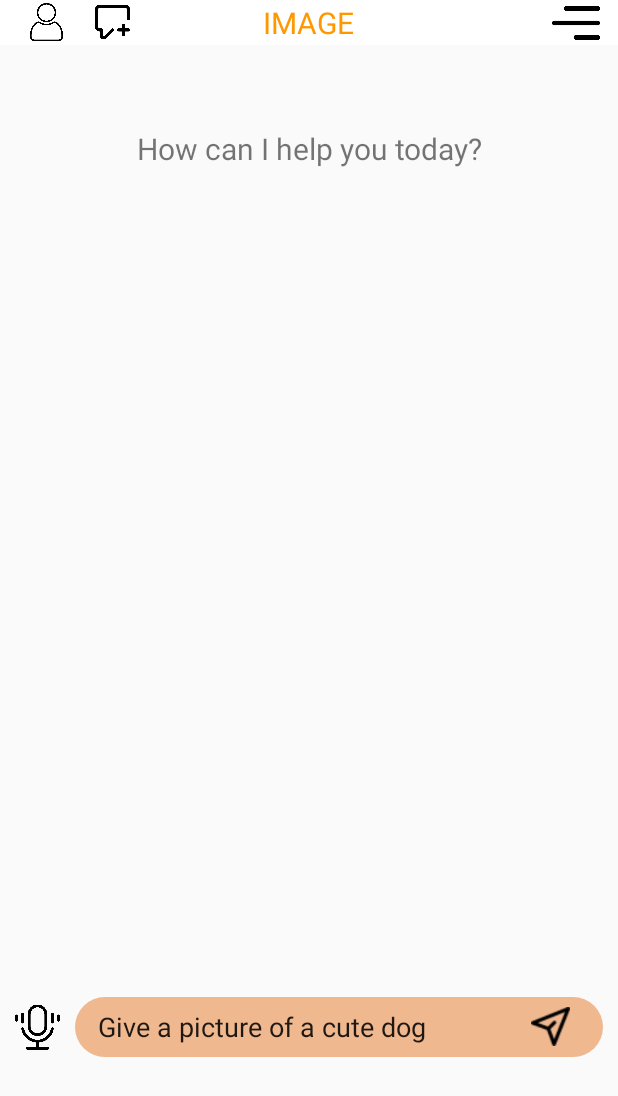
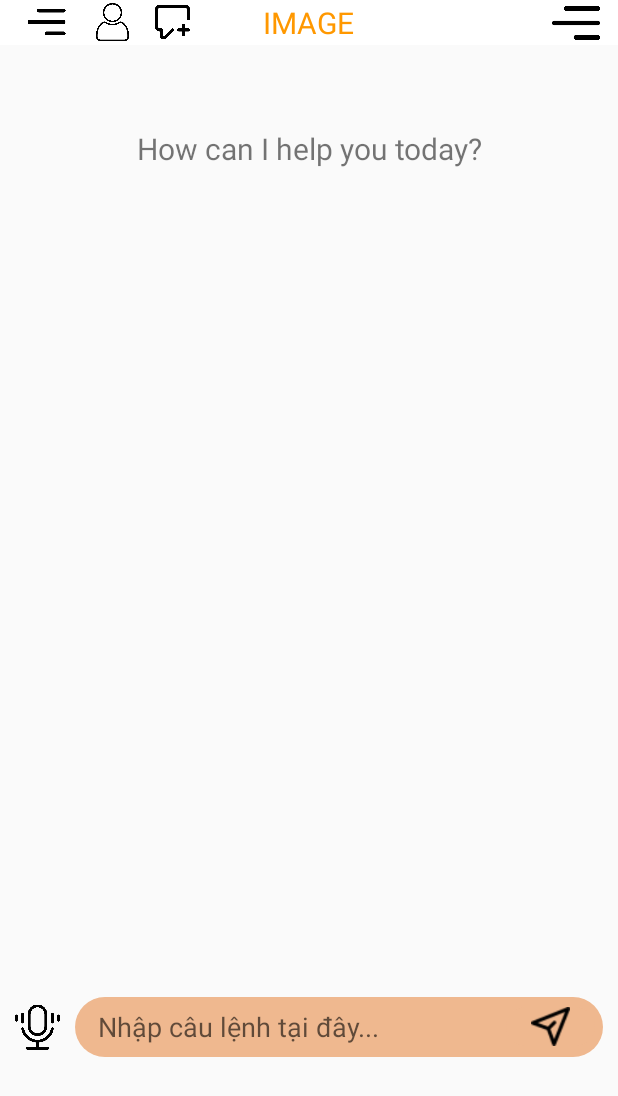
Before and after one commit to NaKMiers/Android_Huflit, an Android app: the screen it shows after launch (ImageChat), on a phone screen of 412 x 824 dp. Shown: the top 1096 px of the screen. Run offline under Robolectric (Android 15) with nearby library versions, the phone set to English and light mode, and no system bars; our stand-ins replace Picasso; pictures from the network do not load.

Commit message:
added sidebar to image chat

```diff
--- a/app/src/main/java/com/anpha/android_huflit/ImageChat.java
+++ b/app/src/main/java/com/anpha/android_huflit/ImageChat.java
@@ -17,6 +17,8 @@ import android.widget.TextView;
 
 import androidx.appcompat.app.AppCompatActivity;
 import androidx.appcompat.widget.Toolbar;
+import androidx.core.view.GravityCompat;
+import androidx.drawerlayout.widget.DrawerLayout;
 import androidx.recyclerview.widget.RecyclerView;
 
 import com.anpha.android_huflit.Message.ImageMessage;
@@ -50,9 +52,11 @@ public class ImageChat extends AppCompatActivity {
     TextView txtHelp2;
     EditText edtImgChat;
     ImageView receivedImage;
-    ImageView btnSendImg;
+    ImageView btnSendImg, navigationIcon;
     PopupWindow popupWindow;
     Toolbar toolbarImage;
+
+    DrawerLayout drawerLayout;
     ImageButton btnPlus1, btnInCr, btnMinus1, btnDes;
     TextView txtAmount, txtSize;
     int currentValue = 1;
@@ -88,7 +92,19 @@ public class ImageChat extends AppCompatActivity {
         btnDes = popupView.findViewById(R.id.btnDes);
         txtAmount = popupView.findViewById(R.id.txtAmount);
         txtSize = popupView.findViewById(R.id.txtSize);
-        edtImgChat.setText("Give a picture of a cute dog");
+        drawerLayout = findViewById(R.id.drawerLayout);
+        navigationIcon = findViewById(R.id.navigationIcon);
+
+        navigationIcon.setOnClickListener(new View.OnClickListener() {
+            @Override
+            public void onClick(View v) {
+                if(drawerLayout.isDrawerOpen(GravityCompat.START))
+                    drawerLayout.closeDrawer(GravityCompat.START);
+                else {
+                    drawerLayout.openDrawer(GravityCompat.START);
+                }
+            }
+        });
         toolbarImage.setOnMenuItemClickListener(new Toolbar.OnMenuItemClickListener() {
             @Override
             public boolean onMenuItemClick(MenuItem item) {
--- a/app/src/main/res/layout/activity_image_chat.xml
+++ b/app/src/main/res/layout/activity_image_chat.xml
@@ -1,4 +1,63 @@
 <?xml version="1.0" encoding="utf-8"?>
+<androidx.drawerlayout.widget.DrawerLayout xmlns:android="http://schemas.android.com/apk/res/android"
+    xmlns:app="http://schemas.android.com/apk/res-auto"
+    xmlns:tools="http://schemas.android.com/tools"
+    android:id="@+id/drawerLayout"
+    android:layout_width="match_parent"
+    android:layout_height="match_parent"
+    android:fitsSystemWindows="true"
+    tools:openDrawer="start">
+
+    <com.google.android.material.navigation.NavigationView
+        android:id="@+id/navigationView"
+        android:layout_width="wrap_content"
+        android:layout_height="match_parent"
+        android:layout_gravity="start"
+        android:visibility="gone">
+
+        <LinearLayout
+            android:layout_width="match_parent"
+            android:layout_height="match_parent"
+            android:orientation="vertical">
+
+            <LinearLayout
+                android:layout_width="match_parent"
+                android:layout_height="wrap_content"
+                android:orientation="horizontal">
+
+                <ImageView
+                    android:id="@+id/imageView12"
+                    android:layout_width="50dp"
+                    android:layout_height="50dp"
+                    android:layout_margin="5dp"
+                    android:src="@drawable/owl" />
+
+                <TextView
+                    android:id="@+id/textView10"
+                    android:layout_width="wrap_content"
+                    android:layout_height="wrap_content"
+                    android:layout_gravity="center"
+                    android:layout_marginRight="5dp"
+                    android:layout_weight="1"
+                    android:text="New chat"
+                    android:textColor="#000000"
+                    android:textSize="16sp" />
+
+                <ImageView
+                    android:id="@+id/imageView17"
+                    android:layout_width="30dp"
+                    android:layout_height="30dp"
+                    android:layout_gravity="center"
+                    android:layout_margin="5dp"
+                    android:src="@drawable/chat" />
+            </LinearLayout>
+
+            <androidx.recyclerview.widget.RecyclerView
+                android:layout_width="match_parent"
+                android:layout_height="match_parent" />
+        </LinearLayout>
+    </com.google.android.material.navigation.NavigationView>
+
 <LinearLayout xmlns:android="http://schemas.android.com/apk/res/android"
     xmlns:app="http://schemas.android.com/apk/res-auto"
     xmlns:tools="http://schemas.android.com/tools"
@@ -18,18 +77,24 @@
         app:menu="@menu/menu_image">
 
         <ImageView
+            android:id="@+id/navigationIcon"
+            android:layout_width="30dp"
+            android:layout_height="25dp"
+            android:layout_gravity="start"
+            android:src="@drawable/menu" />
+
+        <ImageView
             android:id="@+id/userIcon"
             android:layout_width="30dp"
             android:layout_height="25dp"
-            android:layout_gravity="start"
+            android:layout_marginLeft="30dp"
             android:src="@drawable/user" />
 
         <ImageView
             android:id="@+id/chatIcon"
             android:layout_width="30dp"
             android:layout_height="25dp"
-            android:layout_gravity="start"
-            android:layout_marginLeft="30dp"
+            android:layout_marginLeft="10dp"
             android:src="@drawable/chat" />
 
         <TextView
@@ -128,3 +193,4 @@
 
 
 </LinearLayout>
+</androidx.drawerlayout.widget.DrawerLayout>
--- a/app/src/main/res/layout/activity_text_chat.xml
+++ b/app/src/main/res/layout/activity_text_chat.xml
@@ -13,7 +13,7 @@
         android:layout_width="wrap_content"
         android:layout_height="match_parent"
         android:layout_gravity="start"
-        android:visibility="visible" >
+        android:visibility="gone">
 
         <LinearLayout
             android:layout_width="match_parent"
```
